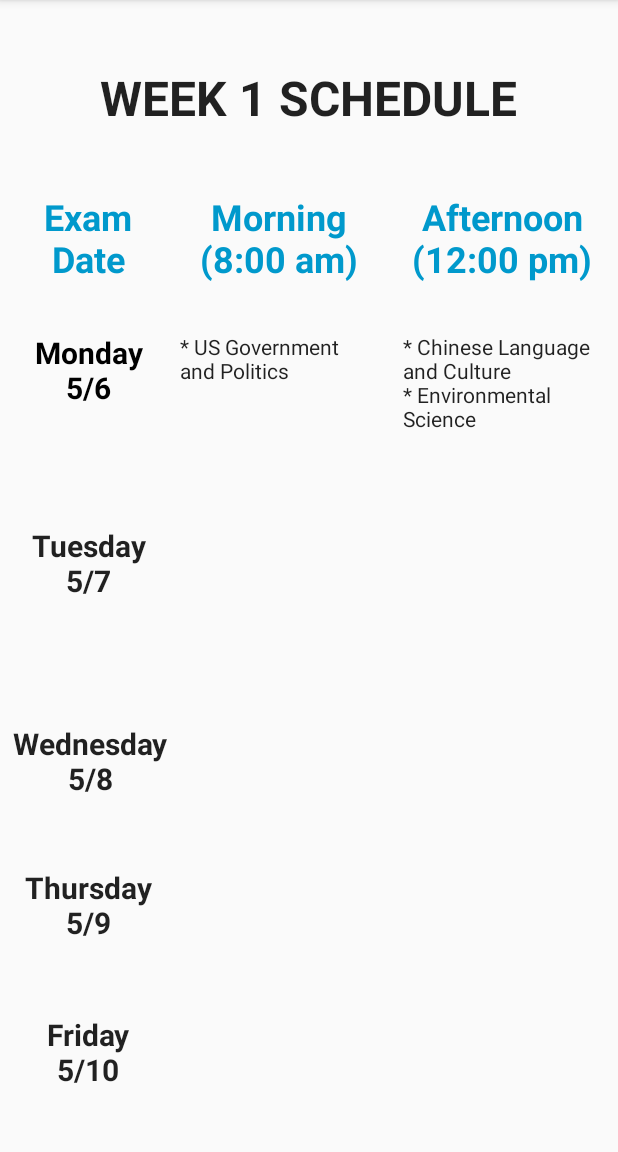
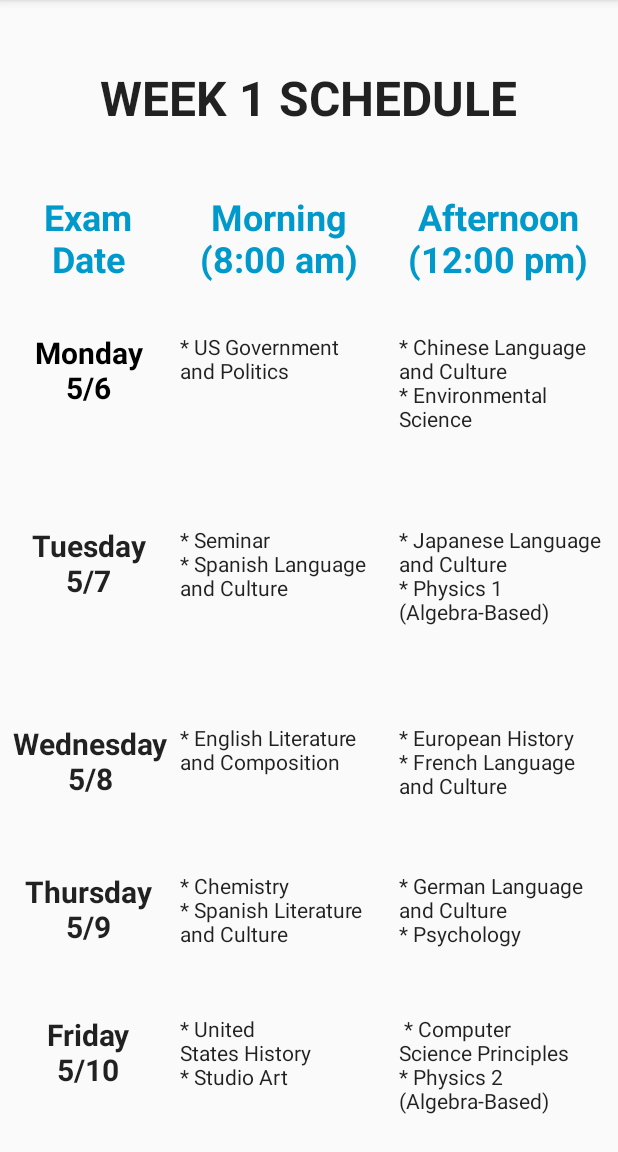
Before and after one commit to ryanmangeruga/Reminders20, an Android app: the MainActivity2 screen opened directly, with no data from a screen before it, on a phone screen of 412 x 824 dp, the part 84-1236 px from its top. Run offline under Robolectric (Android 15) with nearby library versions, the phone set to English and light mode, and no system bars.

Commit message:
04/02/2019 v2

```diff
--- a/app/src/main/java/com/example/ryan_mangeruga/reminders20/MainActivity2.java
+++ b/app/src/main/java/com/example/ryan_mangeruga/reminders20/MainActivity2.java
@@ -2,12 +2,67 @@ package com.example.ryan_mangeruga.reminders20;
 
 import android.support.v7.app.AppCompatActivity;
 import android.os.Bundle;
+import android.widget.TextView;
 
 public class MainActivity2 extends AppCompatActivity {
+
+    private TextView w1Header;
+
+    private TextView w1r1c1;
+    private TextView w1r1c2;
+    private TextView w1r1c3;
+
+    private TextView w1r2c1;
+    private TextView w1r2c2;
+    private TextView w1r2c3;
+
+    private TextView w1r3c1;
+    private TextView w1r3c2;
+    private TextView w1r3c3;
+
+    private TextView w1r4c1;
+    private TextView w1r4c2;
+    private TextView w1r4c3;
+
+    private TextView w1r5c1;
+    private TextView w1r5c2;
+    private TextView w1r5c3;
+
+    private TextView w1r6c1;
+    private TextView w1r6c2;
+    private TextView w1r6c3;
+
 
     @Override
     protected void onCreate(Bundle savedInstanceState) {
         super.onCreate(savedInstanceState);
         setContentView(R.layout.activity_main2);
+
+        w1Header = (TextView) findViewById(R.id.week1Header);
+
+        w1r1c1 = (TextView) findViewById(R.id.week1r1c1);
+        w1r1c2 = (TextView) findViewById(R.id.week1r1c2);
+        w1r1c3 = (TextView) findViewById(R.id.week1r1c3);
+
+        w1r2c1 = (TextView) findViewById(R.id.week1r2c1);
+        w1r2c2 = (TextView) findViewById(R.id.week1r2c2);
+        w1r2c3 = (TextView) findViewById(R.id.week1r2c3);
+
+        w1r3c1 = (TextView) findViewById(R.id.week1r3c1);
+        w1r3c2 = (TextView) findViewById(R.id.week1r3c2);
+        w1r3c3 = (TextView) findViewById(R.id.week1r3c3);
+
+        w1r4c1 = (TextView) findViewById(R.id.week1r4c1);
+        w1r4c2 = (TextView) findViewById(R.id.week1r4c2);
+        w1r4c3 = (TextView) findViewById(R.id.week1r4c3);
+
+        w1r5c1 = (TextView) findViewById(R.id.week1r5c1);
+        w1r5c2 = (TextView) findViewById(R.id.week1r5c1);
+        w1r5c3 = (TextView) findViewById(R.id.week1r5c3);
+
+        w1r6c1 = (TextView) findViewById(R.id.week1r6c1);
+        w1r6c2 = (TextView) findViewById(R.id.week1r6c2);
+        w1r6c3 = (TextView) findViewById(R.id.week1r6c3);
+
     }
 }
--- a/app/src/main/res/layout/activity_main2.xml
+++ b/app/src/main/res/layout/activity_main2.xml
@@ -27,13 +27,13 @@
             android:layout_height="64dp" android:layout_alignParentEnd="true"
             android:id="@+id/week1r1c3"
             android:textSize="24sp" android:textColor="?android:attr/colorAccent"
-            android:layout_width="132dp" android:layout_marginEnd="11dp" android:layout_alignTop="@+id/week1r1c1"
+            android:layout_width="132dp" android:layout_marginEnd="14dp" android:layout_alignTop="@+id/week1r1c1"
             android:textAlignment="center" android:textStyle="bold"/>
     <TextView
             android:text="WEEK 1 SCHEDULE"
             android:layout_width="306dp"
             android:layout_height="57dp"
-            android:layout_alignParentTop="true" android:layout_marginTop="43dp" android:id="@+id/header"
+            android:layout_alignParentTop="true" android:layout_marginTop="43dp" android:id="@+id/week1Header"
             android:layout_centerHorizontal="true" android:textColor="?android:attr/actionMenuTextColor"
             android:textStyle="bold" android:textAlignment="center" android:textSize="32sp"/>
     <TextView
@@ -81,10 +81,10 @@
             android:text="Thursday 5/9"
             android:layout_width="86dp"
             android:layout_height="68dp"
-            android:layout_alignParentBottom="true" android:id="@+id/week1r5c1"
+            android:id="@+id/week1r5c1"
             android:textStyle="bold" android:textColor="?android:attr/actionMenuTextColor" android:textSize="20sp"
-            android:layout_marginBottom="122dp" android:textAlignment="center"
-            android:layout_alignStart="@+id/week1r1c1"/>
+            android:textAlignment="center"
+            android:layout_alignStart="@+id/week1r1c1" android:layout_alignTop="@+id/week1r5c2"/>
     <TextView
             android:text="Friday 5/10"
             android:layout_width="86dp"
@@ -93,4 +93,56 @@
             android:textSize="20sp" android:textColor="?android:attr/actionMenuTextColor" android:textStyle="bold"
             android:textAlignment="center" android:layout_marginBottom="24dp"
             android:layout_alignStart="@+id/week1r1c1"/>
+    <TextView
+            android:text="* Seminar                        * Spanish Language and Culture"
+            android:layout_width="132dp"
+            android:layout_height="68dp"
+            android:id="@+id/week1r3c2" android:layout_alignTop="@+id/week1r3c1"
+            android:layout_alignStart="@+id/week1r1c2" android:textSize="14sp"
+            android:textColor="?android:attr/actionMenuTextColor"/>
+    <TextView
+            android:text="* Japanese Language and Culture                   * Physics 1 (Algebra-Based)"
+            android:layout_width="138dp"
+            android:layout_height="68dp"
+            android:id="@+id/week1r3c3" android:layout_alignTop="@+id/week1r3c1"
+            android:layout_alignStart="@+id/week1r1c3" android:textColor="?android:attr/actionMenuTextColor"/>
+    <TextView
+            android:text="* English Literature and Composition "
+            android:layout_width="132dp"
+            android:layout_height="68dp"
+            android:id="@+id/week1r4c2" android:layout_alignTop="@+id/week1r4c1"
+            android:layout_alignStart="@+id/week1r1c2" android:textColor="?android:attr/actionMenuTextColor"/>
+    <TextView
+            android:text="* European History                              * French Language and Culture"
+            android:layout_width="132dp"
+            android:layout_height="68dp"
+            android:id="@+id/week1r4c3" android:layout_alignTop="@+id/week1r4c1"
+            android:layout_alignStart="@+id/week1r1c3" android:textColor="?android:attr/actionMenuTextColor"/>
+    <TextView
+            android:text="* Chemistry                        * Spanish Literature and Culture"
+            android:layout_width="132dp"
+            android:layout_height="68dp"
+            android:id="@+id/week1r5c2"
+            android:textColor="?android:attr/actionMenuTextColor"
+            android:layout_alignStart="@+id/week1r1c2" android:layout_alignParentBottom="true"
+            android:layout_marginBottom="119dp"/>
+    <TextView
+            android:text="* German Language and Culture                     * Psychology"
+            android:layout_width="132dp"
+            android:layout_height="68dp"
+            android:id="@+id/week1r5c3"
+            android:textColor="?android:attr/actionMenuTextColor"
+            android:layout_alignStart="@+id/week1r1c3" android:layout_alignTop="@+id/week1r5c2"/>
+    <TextView
+            android:text="* United States History                         * Studio Art"
+            android:layout_width="132dp"
+            android:layout_height="68dp"
+            android:id="@+id/week1r6c2" android:layout_alignTop="@+id/week1r6c1"
+            android:layout_alignStart="@+id/week1r1c2" android:textColor="?android:attr/actionMenuTextColor"/>
+    <TextView
+            android:text=" * Computer Science Principles                                  * Physics 2 (Algebra-Based)"
+            android:layout_width="132dp"
+            android:layout_height="68dp"
+            android:id="@+id/week1r6c3" android:layout_alignTop="@+id/week1r6c1"
+            android:layout_alignStart="@+id/week1r1c3" android:textColor="?android:attr/actionMenuTextColor"/>
 </RelativeLayout>
```
